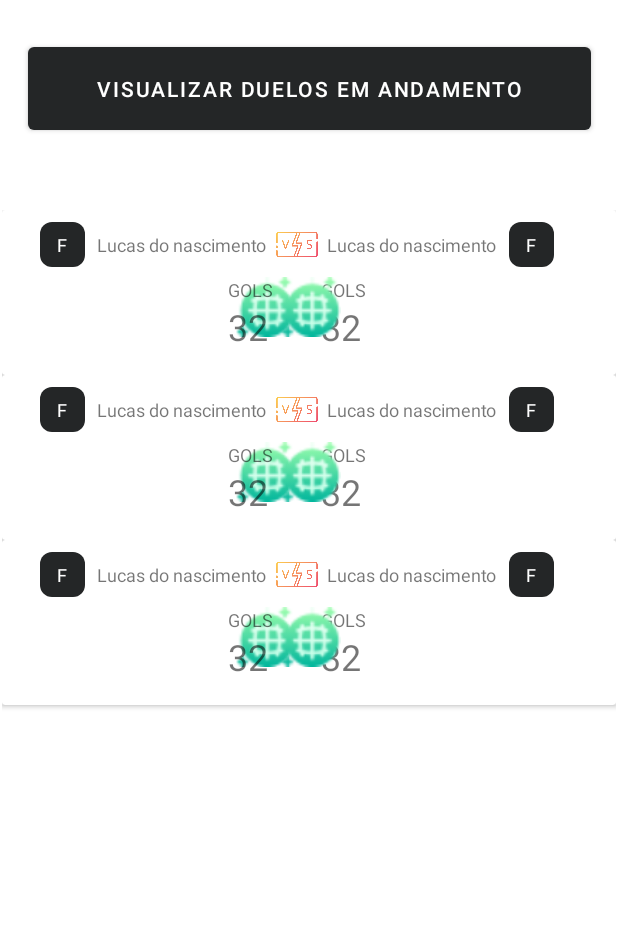
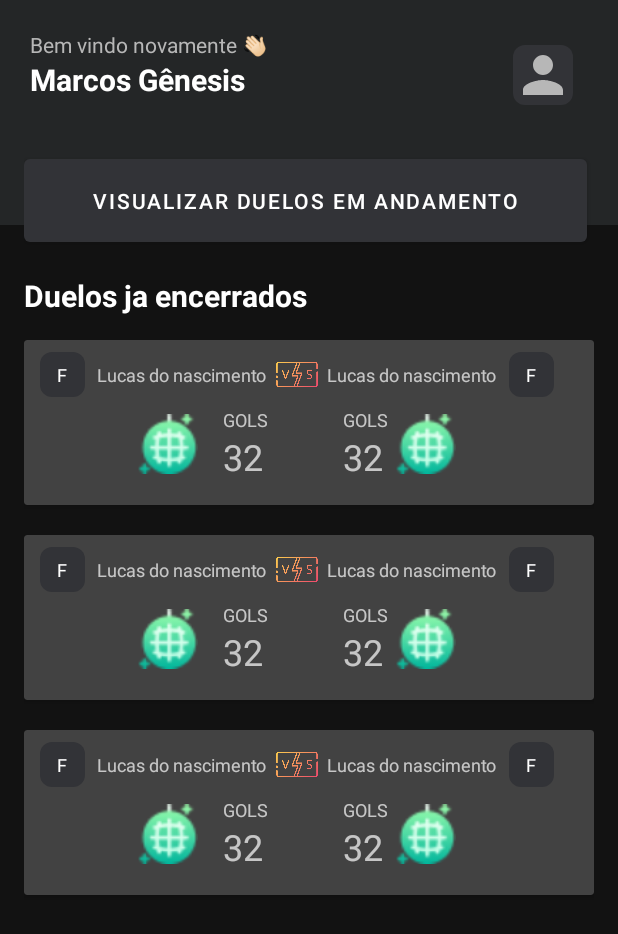
Before and after one commit to marcosgenesis/x1app, an Android app: the layout activity_main.xml on its own in the app's theme, with its tools: preview values and no code run, on a phone screen of 412 x 824 dp. Shown: the top 934 px of the screen. Run offline under Robolectric (Android 15) with nearby library versions, the light colour scheme and no system bars.

Commit message:
feat: home listing

```diff
--- a/app/src/main/java/com/example/x1um/BattleAdapter.kt
+++ b/app/src/main/java/com/example/x1um/BattleAdapter.kt
@@ -1,25 +1,46 @@
 package com.example.x1um
 
+import android.view.LayoutInflater
 import android.view.View
 import android.view.ViewGroup
+import android.widget.TextView
 import androidx.recyclerview.widget.RecyclerView
 import com.example.x1um.Model.Battle
 
-class BattleAdapter(arrayList: ArrayList<Battle>):
+class BattleAdapter(battlesList: List<Battle>):
     RecyclerView.Adapter<BattleAdapter.BattleViewHolder>() {
+    private val battles:List<Battle> = battlesList;
+
+    override fun onCreateViewHolder(parent: ViewGroup, viewType: Int): BattleViewHolder {
+        val view:View = LayoutInflater.from(parent.context).inflate(R.layout.battle_item,parent,false);
+        return BattleViewHolder(view);
+    }
+
+    override fun onBindViewHolder(holder: BattleViewHolder, position: Int) {
+       val battle = battles.get(position)
+        holder.bind(battle)
+    }
+
+    override fun getItemCount(): Int {
+       return battles.size
+    }
+
     class BattleViewHolder(itemView: View) : RecyclerView.ViewHolder(itemView) {
+        private val txtMyName = itemView.findViewById<TextView>(R.id.myName)
+        private val txtInitialLetter = itemView.findViewById<TextView>(R.id.profileBoxTextView)
+        private val txtInitialLetterOponent = itemView.findViewById<TextView>(R.id.oponentProfileBoxTextView)
+        private val txtOponentName = itemView.findViewById<TextView>(R.id.oponentName)
+        private val txtMyGoals = itemView.findViewById<TextView>(R.id.txtMyGoals)
+        private val txtOponentGoals = itemView.findViewById<TextView>(R.id.txtOponentGoals)
+        fun bind(battle: Battle) {
+            txtMyName.text = battle.getMyName();
+            txtMyGoals.text = battle.getGoalsPro().toString();
+            txtOponentName.text = battle.getOponentName();
+            txtOponentGoals.text = battle.getGoalsAgainst().toString();
+            txtInitialLetter.text = battle.getMyName()?.substring(0, 1);
+            txtInitialLetterOponent.text = battle.getOponentName()?.substring(0, 1);
+        }
 
     }
 
-    override fun onCreateViewHolder(parent: ViewGroup, viewType: Int): BattleViewHolder {
-        TODO("Not yet implemented")
-    }
-
-    override fun onBindViewHolder(holder: BattleViewHolder, position: Int) {
-        TODO("Not yet implemented")
-    }
-
-    override fun getItemCount(): Int {
-        TODO("Not yet implemented")
-    }
 }
--- a/app/src/main/java/com/example/x1um/MainActivity.kt
+++ b/app/src/main/java/com/example/x1um/MainActivity.kt
@@ -13,6 +13,6 @@ class MainActivity : AppCompatActivity() {
 
         val battleAdapter = BattleAdapter(ArrayList<Battle>(Battles.fakeBattles()))
         val rv:RecyclerView = findViewById(R.id.battlesRecycler);
-        rv.adapter =
+        rv.adapter = battleAdapter
     }
 }
--- a/app/src/main/res/drawable/card_view_bg.xml
+++ b/app/src/main/res/drawable/card_view_bg.xml
@@ -1,5 +1,5 @@
 <?xml version="1.0" encoding="utf-8"?>
 <shape xmlns:android="http://schemas.android.com/apk/res/android">
     <solid android:color="@color/gray_700" />
-    <corners android:radius="32dp"/>
+    <corners android:radius="550dp"/>
 </shape>
--- /dev/null
+++ b/app/src/main/res/drawable/ic_baseline_person_24.xml
@@ -0,0 +1,10 @@
+<vector xmlns:android="http://schemas.android.com/apk/res/android"
+    android:width="24dp"
+    android:height="24dp"
+    android:viewportWidth="24"
+    android:viewportHeight="24"
+    android:tint="?attr/colorControlNormal">
+  <path
+      android:fillColor="@android:color/white"
+      android:pathData="M12,12c2.21,0 4,-1.79 4,-4s-1.79,-4 -4,-4 -4,1.79 -4,4 1.79,4 4,4zM12,14c-2.67,0 -8,1.34 -8,4v2h16v-2c0,-2.66 -5.33,-4 -8,-4z"/>
+</vector>
--- a/app/src/main/res/layout/activity_main.xml
+++ b/app/src/main/res/layout/activity_main.xml
@@ -6,31 +6,91 @@
     android:layout_height="match_parent"
     tools:context=".MainActivity">
 
+    <LinearLayout
+        android:layout_width="match_parent"
+        android:layout_height="150dp"
+        android:orientation="horizontal"
+        tools:layout_editor_absoluteX="16dp"
+        android:background="@color/gray_700">
+        <LinearLayout
+            android:layout_width="210dp"
+            android:layout_height="match_parent"
+            android:orientation="vertical"
+            android:padding="20dp">
+
+            <TextView
+                android:layout_width="wrap_content"
+                android:layout_height="wrap_content"
+                android:text="Bem vindo novamente 👋🏻"
+                android:textColor="@color/secondary_text"
+                android:textAlignment="textStart"
+                />
+
+            <TextView
+                android:layout_width="wrap_content"
+                android:layout_height="wrap_content"
+                xmlns:tools="http://schemas.android.com/tools"
+                android:text="Marcos Gênesis"
+                android:textColor="@color/primary_text"
+                android:ellipsize="marquee"
+                android:textSize="20dp"
+                android:textStyle="bold"
+
+                />
+        </LinearLayout>
+        <LinearLayout
+            android:layout_width="match_parent"
+            android:layout_height="match_parent"
+            android:padding="30dp"
+            >
+            <View
+            android:layout_width="0dp"
+            android:layout_height="0dp"
+            android:layout_weight="1" />
+            <ImageView
+                android:layout_width="40dp"
+                android:layout_height="40dp"
+                android:src="@drawable/ic_baseline_person_24"
+                android:background="@drawable/profile_box"
+
+                />
+        </LinearLayout>
+
+    </LinearLayout>
+
+    <LinearLayout
+        android:layout_width="match_parent"
+        android:layout_height="match_parent"
+        android:orientation="vertical"
+        android:layout_marginTop="100dp"
+        android:layout_marginLeft="16dp"
+        android:layout_marginRight="16dp"
+        >
+
         <Button
             android:id="@+id/button"
             android:layout_width="375dp"
             android:layout_height="67dp"
-        android:layout_marginStart="16dp"
-        android:layout_marginTop="25dp"
-        android:layout_marginEnd="16dp"
-        android:text="Visualizar duelos em andamento"
-        app:layout_constraintEnd_toEndOf="parent"
-        app:layout_constraintStart_toStartOf="parent"
-        app:layout_constraintTop_toTopOf="parent" />
+            android:text="Visualizar duelos em andamento" />
+
+        <TextView
+            android:id="@+id/textView"
+            android:layout_width="wrap_content"
+            android:layout_height="wrap_content"
+            android:textColor="@color/primary_text"
+            android:text="Duelos ja encerrados"
+            android:textSize="20sp"
+            android:layout_marginTop="16dp"
+            android:layout_marginBottom="16dp"
+            android:textStyle="bold"
+            android:typeface="normal" />
 
         <androidx.recyclerview.widget.RecyclerView
             android:id="@+id/battlesRecycler"
-        android:layout_width="409dp"
-        android:layout_height="637dp"
-        android:layout_marginStart="1dp"
-        android:layout_marginTop="1dp"
-        android:layout_marginEnd="1dp"
-        android:layout_marginBottom="1dp"
+            android:layout_width="match_parent"
+            android:layout_height="wrap_content"
             app:layoutManager="androidx.recyclerview.widget.LinearLayoutManager"
-        app:layout_constraintBottom_toBottomOf="parent"
-        app:layout_constraintEnd_toEndOf="parent"
-        app:layout_constraintStart_toStartOf="parent"
-        app:layout_constraintTop_toBottomOf="@+id/button"
             tools:listitem="@layout/battle_item" />
+    </LinearLayout>
 
 </androidx.constraintlayout.widget.ConstraintLayout>
--- a/app/src/main/res/layout/battle_item.xml
+++ b/app/src/main/res/layout/battle_item.xml
@@ -5,6 +5,7 @@
     android:background="@drawable/card_view_bg"
     xmlns:tools="http://schemas.android.com/tools"
     tools:showIn="@layout/activity_main"
+    android:layout_marginBottom="20dp"
     >
 
     <LinearLayout
@@ -89,65 +90,89 @@
 
             </RelativeLayout>
         </RelativeLayout>
+        <RelativeLayout
+            android:layout_width="fill_parent"
+            android:layout_height="wrap_content"
+            android:gravity="center"
+            >
 
-        <RelativeLayout
+            <LinearLayout
+                android:id="@+id/MyGoalsContainer"
                 android:layout_width="wrap_content"
-            android:layout_height="wrap_content">
+                android:layout_height="match_parent"
+                android:gravity="center"
+                android:orientation="horizontal">
+
                 <ImageView
                     android:id="@+id/goalsImg"
                     android:layout_width="50dp"
                     android:layout_height="40dp"
                     android:layout_marginRight="12dp"
                     android:src="@drawable/goalsimg" />
+
                 <LinearLayout
                     android:id="@+id/oponentsGoals"
-                android:orientation="vertical"
                     android:layout_width="wrap_content"
                     android:layout_height="wrap_content"
-                android:layout_toEndOf="@id/goalsImg">
-                <TextView
+                    android:orientation="vertical">
+
+                    <TextView xmlns:tools="http://schemas.android.com/tools"
                         android:layout_width="match_parent"
                         android:layout_height="wrap_content"
-                    xmlns:tools="http://schemas.android.com/tools"
-                    tools:text="GOLS"
                         android:textSize="12sp"
+                        android:text="GOLS"
                          />
-                <TextView
+
+                    <TextView xmlns:tools="http://schemas.android.com/tools"
+                        android:id="@+id/txtOponentGoals"
                         android:layout_width="match_parent"
                         android:layout_height="wrap_content"
-                    xmlns:tools="http://schemas.android.com/tools"
-                    tools:text="32"
                         android:textSize="24sp"
-                    />
+                        tools:text="32" />
+                </LinearLayout>
+                <View
+                    android:layout_width="50dp"
+                    android:layout_height="20dp" android:layout_toStartOf="@id/myGoalsImg"/>
             </LinearLayout>
 
             <LinearLayout
+                android:id="@+id/OponentGoalsContainer"
+                android:layout_width="wrap_content"
+                android:layout_height="match_parent"
+                android:gravity="center"
+                android:orientation="horizontal"
+                android:layout_toEndOf="@id/MyGoalsContainer"
+                >
+
+                <LinearLayout
                     android:id="@+id/myGoals"
-                android:orientation="vertical"
                     android:layout_width="wrap_content"
-                android:layout_height="wrap_content">
-                <TextView
+                    android:layout_height="wrap_content"
+                    android:orientation="vertical">
+
+                    <TextView xmlns:tools="http://schemas.android.com/tools"
                         android:layout_width="match_parent"
                         android:layout_height="wrap_content"
-                    xmlns:tools="http://schemas.android.com/tools"
-                    tools:text="GOLS"
                         android:textSize="12sp"
+                        android:text="GOLS"
                          />
-                <TextView
+
+                    <TextView xmlns:tools="http://schemas.android.com/tools"
+                        android:id="@+id/txtMyGoals"
                         android:layout_width="match_parent"
                         android:layout_height="wrap_content"
-                    xmlns:tools="http://schemas.android.com/tools"
-                    tools:text="32"
                         android:textSize="24sp"
-                    />
+                        tools:text="32" />
                 </LinearLayout>
+
                 <ImageView
                     android:id="@+id/myGoalsImg"
                     android:layout_width="50dp"
                     android:layout_height="40dp"
-                android:layout_marginRight="12dp"
-                android:layout_toEndOf="@id/myGoals"
                     android:src="@drawable/goalsimg" />
+
+            </LinearLayout>
+
         </RelativeLayout>
 
     </LinearLayout>
--- a/app/src/main/res/values/colors.xml
+++ b/app/src/main/res/values/colors.xml
@@ -1,12 +1,13 @@
 <?xml version="1.0" encoding="utf-8"?>
 <resources>
     <color name="gray_200">#FFBB86FC</color>
-    <color name="gray_500">#242627</color>
+    <color name="gray_500">#323337</color>
     <color name="gray_700">#242627</color>
     <color name="teal_200">#FF03DAC5</color>
     <color name="teal_700">#FF018786</color>
     <color name="black">#FF000000</color>
     <color name="white">#FFFFFFFF</color>
 
-    <color name="primary_text">#242627</color>
+    <color name="primary_text">#FFFFFF</color>
+    <color name="secondary_text">#B7B7B7</color>
 </resources>
--- a/app/src/main/res/values/themes.xml
+++ b/app/src/main/res/values/themes.xml
@@ -1,6 +1,6 @@
 <resources xmlns:tools="http://schemas.android.com/tools">
     <!-- Base application theme. -->
-    <style name="Theme.X1um" parent="Theme.MaterialComponents.DayNight.DarkActionBar">
+    <style name="Theme.X1um" parent="Theme.MaterialComponents.NoActionBar">
         <!-- Primary brand color. -->
         <item name="colorPrimary">@color/gray_500</item>
         <item name="colorPrimaryVariant">@color/gray_700</item>
@@ -13,5 +13,6 @@
         <item name="android:statusBarColor" tools:targetApi="l">?attr/colorPrimaryVariant</item>
         <!-- Customize your theme here. -->
         <item name="android:textColorPrimary">@color/primary_text</item>
+        <item name="android:textColorSecondary">@color/secondary_text</item>
     </style>
 </resources>
```
Lines whose indentation alone changed are shown as unchanged.
